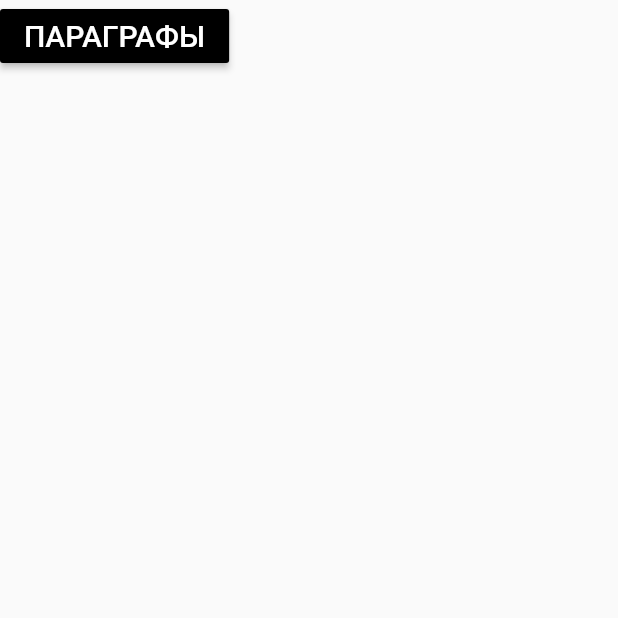
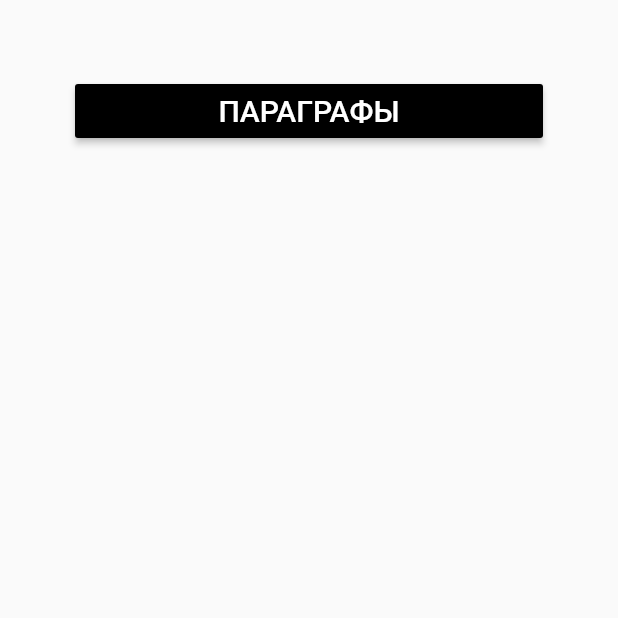
Before and after one commit to akmatoff/HistoryOfKGBook, a Flutter app: the screen it shows after launch, on a phone screen of 412 x 824 dp, the top half of it. Run offline on Flutter 3.47's test engine with Material 2 defaults, Android fonts, the phone set to English and light mode, and no system bars; Roboto replaces fonts that are missing (arial).

Commit message:
Worked with directories

```diff
--- a/lib/app.dart
+++ b/lib/app.dart
@@ -1,6 +1,6 @@
 import 'package:flutter/material.dart';
-import 'home.dart';
-import 'Articles.dart';
+import 'pages/home.dart';
+import 'pages/articles/articles.dart';
 
 class App extends StatelessWidget {
   @override
--- a/lib/home.dart
+++ b/lib/pages/home.dart
@@ -1,12 +1,16 @@
 import 'package:flutter/material.dart';
-import 'Articles.dart';
 
 class Home extends StatelessWidget {
 
   @override
   Widget build(BuildContext context) {
     return Scaffold(
-      body: Container(
+      body: Column(
+        mainAxisAlignment: MainAxisAlignment.start,
+        crossAxisAlignment: CrossAxisAlignment.stretch,
+        children: [
+        Container(
+          padding: const EdgeInsets.fromLTRB(50, 50, 50, 50),
         child: RaisedButton(
           onPressed: () {Navigator.of(context).pushNamed("/Articles");},
           color: Colors.black,
@@ -19,6 +23,8 @@ class Home extends StatelessWidget {
             ),
         ),
       ),
+        ],
+      )
     );
   }
 
```
Also changed, not shown: lib/pages/about.dart (added), lib/pages/articles/articles.dart (renamed from lib/Articles.dart), lib/pages/persons/persons.dart (added).
